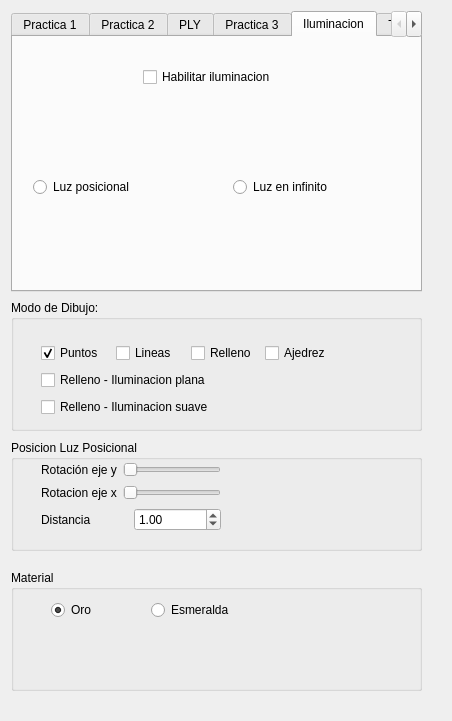
Before: the Qt Designer form Practica4/esqueleto_qt/interfaz.ui in Ancaor/IG, drawn with Qt 5.
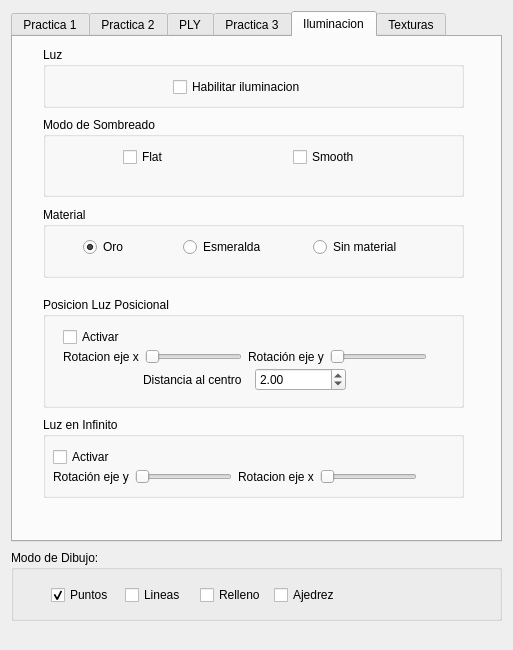
After: the same form once the commit is applied. The open tabs and pages were chosen to show the change.

The edit to the form file:
```diff
--- a/Practica4/esqueleto_qt/interfaz.ui
+++ b/Practica4/esqueleto_qt/interfaz.ui
@@ -6,8 +6,8 @@
    <rect>
     <x>0</x>
     <y>0</y>
-    <width>452</width>
-    <height>721</height>
+    <width>513</width>
+    <height>650</height>
    </rect>
   </property>
   <property name="windowTitle">
@@ -18,8 +18,8 @@
     <rect>
      <x>11</x>
      <y>11</y>
-     <width>411</width>
-     <height>281</height>
+     <width>491</width>
+     <height>531</height>
     </rect>
    </property>
    <property name="currentIndex">
@@ -441,44 +441,329 @@
     <attribute name="title">
      <string>Iluminacion</string>
     </attribute>
-    <widget class="QCheckBox" name="checkBox_8">
+    <widget class="QGroupBox" name="groupBox_8">
      <property name="geometry">
       <rect>
-       <x>130</x>
-       <y>30</y>
-       <width>171</width>
-       <height>20</height>
+       <x>30</x>
+       <y>170</y>
+       <width>421</width>
+       <height>71</height>
       </rect>
      </property>
-     <property name="text">
-      <string>Habilitar iluminacion</string>
+     <property name="title">
+      <string>Material</string>
      </property>
+     <widget class="QRadioButton" name="radioButton_10">
+      <property name="geometry">
+       <rect>
+        <x>40</x>
+        <y>30</y>
+        <width>100</width>
+        <height>20</height>
+       </rect>
+      </property>
+      <property name="text">
+       <string>Oro</string>
+      </property>
+      <property name="checked">
+       <bool>true</bool>
+      </property>
+     </widget>
+     <widget class="QRadioButton" name="radioButton_11">
+      <property name="geometry">
+       <rect>
+        <x>140</x>
+        <y>30</y>
+        <width>100</width>
+        <height>20</height>
+       </rect>
+      </property>
+      <property name="text">
+       <string>Esmeralda</string>
+      </property>
+     </widget>
+     <widget class="QRadioButton" name="radioButton_12">
+      <property name="geometry">
+       <rect>
+        <x>270</x>
+        <y>30</y>
+        <width>100</width>
+        <height>20</height>
+       </rect>
+      </property>
+      <property name="text">
+       <string>Sin material</string>
+      </property>
+     </widget>
     </widget>
-    <widget class="QRadioButton" name="radioButton_12">
+    <widget class="QGroupBox" name="groupBox_9">
      <property name="geometry">
       <rect>
-       <x>20</x>
-       <y>140</y>
-       <width>100</width>
-       <height>20</height>
+       <x>30</x>
+       <y>10</y>
+       <width>421</width>
+       <height>61</height>
       </rect>
      </property>
-     <property name="text">
-      <string>Luz posicional</string>
+     <property name="title">
+      <string>Luz</string>
      </property>
+     <widget class="QCheckBox" name="checkBox_8">
+      <property name="geometry">
+       <rect>
+        <x>130</x>
+        <y>30</y>
+        <width>171</width>
+        <height>20</height>
+       </rect>
+      </property>
+      <property name="text">
+       <string>Habilitar iluminacion</string>
+      </property>
+     </widget>
     </widget>
-    <widget class="QRadioButton" name="radioButton_13">
+    <widget class="QGroupBox" name="groupBox_7">
      <property name="geometry">
       <rect>
-       <x>220</x>
-       <y>140</y>
-       <width>121</width>
-       <height>20</height>
+       <x>30</x>
+       <y>260</y>
+       <width>421</width>
+       <height>111</height>
       </rect>
      </property>
-     <property name="text">
-      <string>Luz en infinito</string>
+     <property name="title">
+      <string>Posicion Luz Posicional</string>
      </property>
+     <widget class="QCheckBox" name="checkBox_12">
+      <property name="geometry">
+       <rect>
+        <x>20</x>
+        <y>30</y>
+        <width>100</width>
+        <height>20</height>
+       </rect>
+      </property>
+      <property name="text">
+       <string>Activar</string>
+      </property>
+     </widget>
+     <widget class="QWidget" name="">
+      <property name="geometry">
+       <rect>
+        <x>100</x>
+        <y>70</y>
+        <width>203</width>
+        <height>25</height>
+       </rect>
+      </property>
+      <layout class="QHBoxLayout" name="horizontalLayout_10">
+       <item>
+        <widget class="QLabel" name="label_16">
+         <property name="text">
+          <string>Distancia al centro  </string>
+         </property>
+        </widget>
+       </item>
+       <item>
+        <widget class="QDoubleSpinBox" name="doubleSpinBox_6">
+         <property name="maximum">
+          <double>300.000000000000000</double>
+         </property>
+         <property name="value">
+          <double>2.000000000000000</double>
+         </property>
+        </widget>
+       </item>
+      </layout>
+     </widget>
+     <widget class="QWidget" name="">
+      <property name="geometry">
+       <rect>
+        <x>20</x>
+        <y>50</y>
+        <width>364</width>
+        <height>19</height>
+       </rect>
+      </property>
+      <layout class="QHBoxLayout" name="horizontalLayout_11">
+       <item>
+        <layout class="QHBoxLayout" name="horizontalLayout_9">
+         <item>
+          <widget class="QLabel" name="label_15">
+           <property name="text">
+            <string>Rotacion eje x</string>
+           </property>
+          </widget>
+         </item>
+         <item>
+          <widget class="QSlider" name="horizontalSlider_7">
+           <property name="maximum">
+            <number>360</number>
+           </property>
+           <property name="orientation">
+            <enum>Qt::Horizontal</enum>
+           </property>
+          </widget>
+         </item>
+        </layout>
+       </item>
+       <item>
+        <layout class="QHBoxLayout" name="horizontalLayout_8">
+         <item>
+          <widget class="QLabel" name="label_14">
+           <property name="text">
+            <string>Rotación eje y</string>
+           </property>
+          </widget>
+         </item>
+         <item>
+          <widget class="QSlider" name="horizontalSlider_6">
+           <property name="maximum">
+            <number>360</number>
+           </property>
+           <property name="orientation">
+            <enum>Qt::Horizontal</enum>
+           </property>
+           <property name="invertedAppearance">
+            <bool>false</bool>
+           </property>
+           <property name="invertedControls">
+            <bool>false</bool>
+           </property>
+          </widget>
+         </item>
+        </layout>
+       </item>
+      </layout>
+     </widget>
+     <zorder>layoutWidget_2</zorder>
+     <zorder>label_16</zorder>
+     <zorder>checkBox_12</zorder>
+    </widget>
+    <widget class="QGroupBox" name="groupBox_10">
+     <property name="geometry">
+      <rect>
+       <x>30</x>
+       <y>380</y>
+       <width>421</width>
+       <height>81</height>
+      </rect>
+     </property>
+     <property name="title">
+      <string>Luz en Infinito</string>
+     </property>
+     <widget class="QCheckBox" name="checkBox_13">
+      <property name="geometry">
+       <rect>
+        <x>10</x>
+        <y>30</y>
+        <width>121</width>
+        <height>20</height>
+       </rect>
+      </property>
+      <property name="text">
+       <string>Activar</string>
+      </property>
+     </widget>
+     <widget class="QWidget" name="">
+      <property name="geometry">
+       <rect>
+        <x>10</x>
+        <y>50</y>
+        <width>364</width>
+        <height>19</height>
+       </rect>
+      </property>
+      <layout class="QHBoxLayout" name="horizontalLayout_5">
+       <item>
+        <layout class="QHBoxLayout" name="horizontalLayout_7">
+         <item>
+          <widget class="QLabel" name="label_7">
+           <property name="text">
+            <string>Rotación eje y</string>
+           </property>
+          </widget>
+         </item>
+         <item>
+          <widget class="QSlider" name="horizontalSlider_4">
+           <property name="maximum">
+            <number>360</number>
+           </property>
+           <property name="orientation">
+            <enum>Qt::Horizontal</enum>
+           </property>
+           <property name="invertedAppearance">
+            <bool>false</bool>
+           </property>
+           <property name="invertedControls">
+            <bool>false</bool>
+           </property>
+          </widget>
+         </item>
+        </layout>
+       </item>
+       <item>
+        <layout class="QHBoxLayout" name="horizontalLayout_6">
+         <item>
+          <widget class="QLabel" name="label_8">
+           <property name="text">
+            <string>Rotacion eje x</string>
+           </property>
+          </widget>
+         </item>
+         <item>
+          <widget class="QSlider" name="horizontalSlider_5">
+           <property name="maximum">
+            <number>360</number>
+           </property>
+           <property name="orientation">
+            <enum>Qt::Horizontal</enum>
+           </property>
+          </widget>
+         </item>
+        </layout>
+       </item>
+      </layout>
+     </widget>
+    </widget>
+    <widget class="QGroupBox" name="groupBox_11">
+     <property name="geometry">
+      <rect>
+       <x>30</x>
+       <y>80</y>
+       <width>421</width>
+       <height>80</height>
+      </rect>
+     </property>
+     <property name="title">
+      <string>Modo de Sombreado</string>
+     </property>
+     <widget class="QCheckBox" name="checkBox_6">
+      <property name="geometry">
+       <rect>
+        <x>80</x>
+        <y>30</y>
+        <width>61</width>
+        <height>20</height>
+       </rect>
+      </property>
+      <property name="text">
+       <string>Flat</string>
+      </property>
+     </widget>
+     <widget class="QCheckBox" name="checkBox_7">
+      <property name="geometry">
+       <rect>
+        <x>250</x>
+        <y>30</y>
+        <width>81</width>
+        <height>20</height>
+       </rect>
+      </property>
+      <property name="text">
+       <string>Smooth</string>
+      </property>
+     </widget>
     </widget>
    </widget>
    <widget class="QWidget" name="tab_6">
@@ -636,216 +921,88 @@
       <double>0.050000000000000</double>
      </property>
     </widget>
+    <widget class="QLabel" name="label_9">
+     <property name="geometry">
+      <rect>
+       <x>90</x>
+       <y>200</y>
+       <width>341</width>
+       <height>16</height>
+      </rect>
+     </property>
+     <property name="text">
+      <string>Las coordenadas deben estar en el rango (0,0) (N,N)</string>
+     </property>
+    </widget>
+    <widget class="QLabel" name="label_17">
+     <property name="geometry">
+      <rect>
+       <x>210</x>
+       <y>30</y>
+       <width>59</width>
+       <height>14</height>
+      </rect>
+     </property>
+     <property name="text">
+      <string>N</string>
+     </property>
+    </widget>
    </widget>
   </widget>
   <widget class="QGroupBox" name="groupBox">
    <property name="geometry">
     <rect>
      <x>11</x>
-     <y>300</y>
-     <width>411</width>
-     <height>131</height>
+     <y>550</y>
+     <width>491</width>
+     <height>71</height>
     </rect>
    </property>
    <property name="title">
     <string>Modo de Dibujo:</string>
    </property>
-   <widget class="QWidget" name="layoutWidget">
-    <property name="geometry">
-     <rect>
-      <x>30</x>
-      <y>42</y>
-      <width>293</width>
-      <height>76</height>
-     </rect>
-    </property>
-    <layout class="QVBoxLayout" name="verticalLayout_3">
-     <item>
-      <layout class="QHBoxLayout" name="horizontalLayout_2">
-       <item>
-        <widget class="QCheckBox" name="checkBox">
-         <property name="text">
-          <string>Puntos</string>
-         </property>
-         <property name="checked">
-          <bool>true</bool>
-         </property>
-        </widget>
-       </item>
-       <item>
-        <widget class="QCheckBox" name="checkBox_2">
-         <property name="text">
-          <string>Lineas</string>
-         </property>
-        </widget>
-       </item>
-       <item>
-        <widget class="QCheckBox" name="checkBox_3">
-         <property name="text">
-          <string>Relleno</string>
-         </property>
-        </widget>
-       </item>
-       <item>
-        <widget class="QCheckBox" name="checkBox_4">
-         <property name="text">
-          <string>Ajedrez</string>
-         </property>
-        </widget>
-       </item>
-      </layout>
-     </item>
-     <item>
-      <widget class="QCheckBox" name="checkBox_6">
-       <property name="text">
-        <string>Relleno - Iluminacion plana</string>
-       </property>
-      </widget>
-     </item>
-     <item>
-      <widget class="QCheckBox" name="checkBox_7">
-       <property name="text">
-        <string>Relleno - Iluminacion suave</string>
-       </property>
-      </widget>
-     </item>
-    </layout>
-   </widget>
-  </widget>
-  <widget class="QGroupBox" name="groupBox_7">
-   <property name="geometry">
-    <rect>
-     <x>11</x>
-     <y>440</y>
-     <width>411</width>
-     <height>111</height>
-    </rect>
-   </property>
-   <property name="title">
-    <string>Posicion Luz Posicional</string>
-   </property>
-   <widget class="QWidget" name="layoutWidget">
-    <property name="geometry">
-     <rect>
-      <x>30</x>
-      <y>20</y>
-      <width>180</width>
-      <height>73</height>
-     </rect>
-    </property>
-    <layout class="QVBoxLayout" name="verticalLayout_4">
-     <item>
-      <layout class="QHBoxLayout" name="horizontalLayout_7">
-       <item>
-        <widget class="QLabel" name="label_7">
-         <property name="text">
-          <string>Rotación eje y</string>
-         </property>
-        </widget>
-       </item>
-       <item>
-        <widget class="QSlider" name="horizontalSlider_4">
-         <property name="maximum">
-          <number>360</number>
-         </property>
-         <property name="orientation">
-          <enum>Qt::Horizontal</enum>
-         </property>
-         <property name="invertedAppearance">
-          <bool>false</bool>
-         </property>
-         <property name="invertedControls">
-          <bool>false</bool>
-         </property>
-        </widget>
-       </item>
-      </layout>
-     </item>
-     <item>
-      <layout class="QHBoxLayout" name="horizontalLayout_6">
-       <item>
-        <widget class="QLabel" name="label_8">
-         <property name="text">
-          <string>Rotacion eje x</string>
-         </property>
-        </widget>
-       </item>
-       <item>
-        <widget class="QSlider" name="horizontalSlider_5">
-         <property name="maximum">
-          <number>360</number>
-         </property>
-         <property name="orientation">
-          <enum>Qt::Horizontal</enum>
-         </property>
-        </widget>
-       </item>
-      </layout>
-     </item>
-     <item>
-      <layout class="QHBoxLayout" name="horizontalLayout_5">
-       <item>
-        <widget class="QLabel" name="label_9">
-         <property name="text">
-          <string>Distancia</string>
-         </property>
-        </widget>
-       </item>
-       <item>
-        <widget class="QDoubleSpinBox" name="doubleSpinBox">
-         <property name="maximum">
-          <double>300.000000000000000</double>
-         </property>
-         <property name="value">
-          <double>1.000000000000000</double>
-         </property>
-        </widget>
-       </item>
-      </layout>
-     </item>
-    </layout>
-   </widget>
-  </widget>
-  <widget class="QGroupBox" name="groupBox_8">
-   <property name="geometry">
-    <rect>
-     <x>11</x>
-     <y>570</y>
-     <width>411</width>
-     <height>121</height>
-    </rect>
-   </property>
-   <property name="title">
-    <string>Material</string>
-   </property>
-   <widget class="QRadioButton" name="radioButton_10">
+   <widget class="QWidget" name="">
     <property name="geometry">
      <rect>
       <x>40</x>
       <y>30</y>
-      <width>100</width>
-      <height>20</height>
+      <width>291</width>
+      <height>31</height>
      </rect>
     </property>
-    <property name="text">
-     <string>Oro</string>
-    </property>
-    <property name="checked">
-     <bool>true</bool>
-    </property>
-   </widget>
-   <widget class="QRadioButton" name="radioButton_11">
-    <property name="geometry">
-     <rect>
-      <x>140</x>
-      <y>30</y>
-      <width>100</width>
-      <height>20</height>
-     </rect>
-    </property>
-    <property name="text">
-     <string>Esmeralda</string>
-    </property>
+    <layout class="QHBoxLayout" name="horizontalLayout_2">
+     <item>
+      <widget class="QCheckBox" name="checkBox">
+       <property name="text">
+        <string>Puntos</string>
+       </property>
+       <property name="checked">
+        <bool>true</bool>
+       </property>
+      </widget>
+     </item>
+     <item>
+      <widget class="QCheckBox" name="checkBox_2">
+       <property name="text">
+        <string>Lineas</string>
+       </property>
+      </widget>
+     </item>
+     <item>
+      <widget class="QCheckBox" name="checkBox_3">
+       <property name="text">
+        <string>Relleno</string>
+       </property>
+      </widget>
+     </item>
+     <item>
+      <widget class="QCheckBox" name="checkBox_4">
+       <property name="text">
+        <string>Ajedrez</string>
+       </property>
+      </widget>
+     </item>
+    </layout>
    </widget>
   </widget>
   <zorder>groupBox</zorder>
```
Left out of the diff: 34 changed lines with no effect on the pictures.
